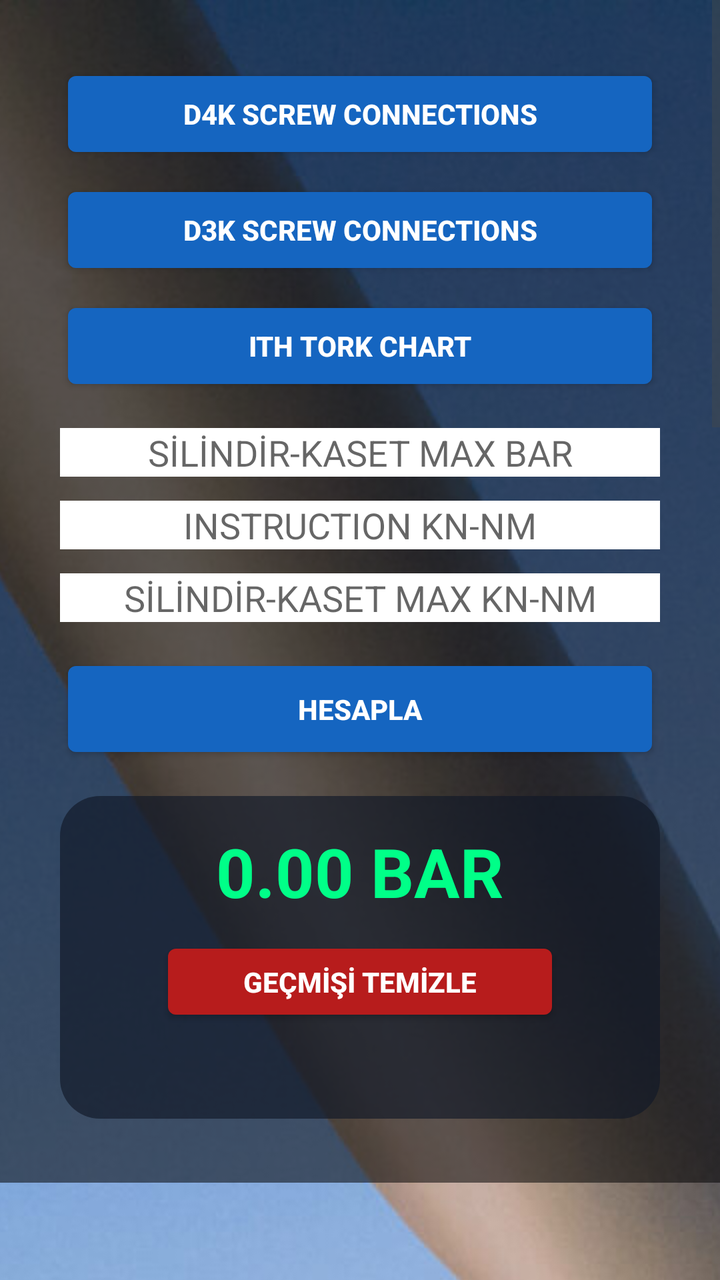
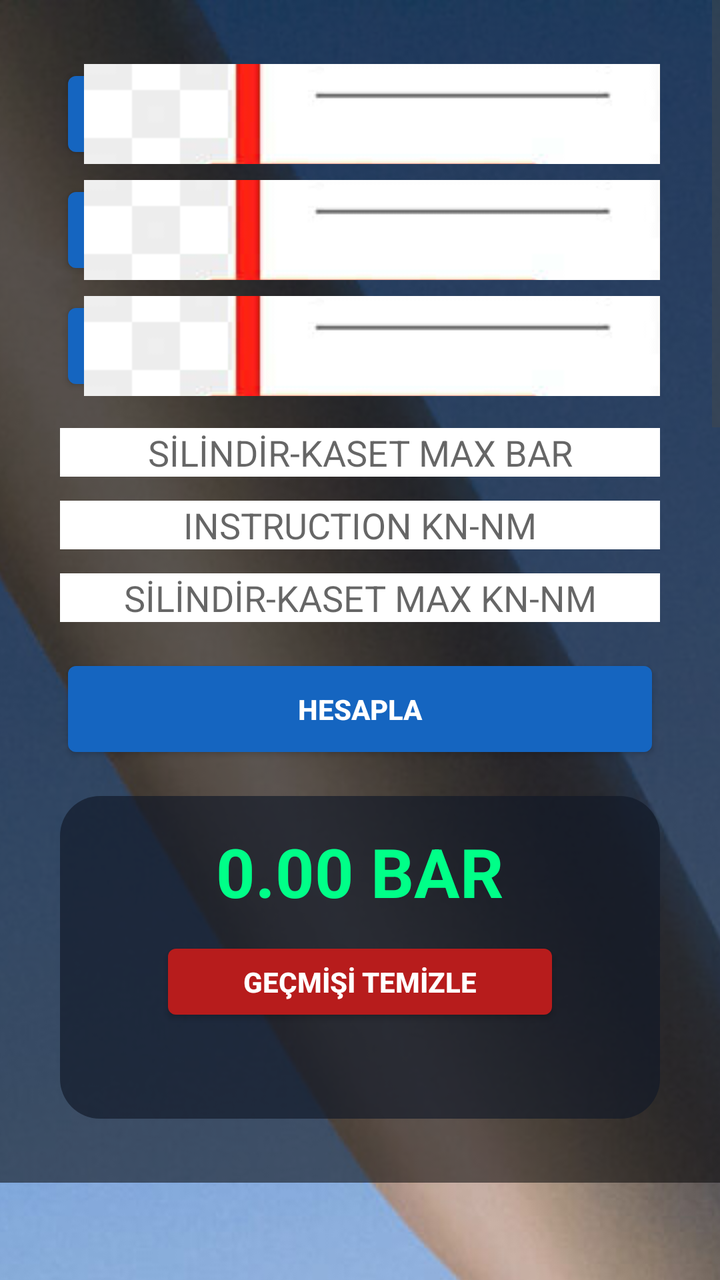

The first picture is an Android layout as it rendered before a commit; the second is the same layout after the commit. The layout source and the unified diff follow.
<!-- AndroidManifest.xml: application theme android:Theme.DeviceDefault.Light.NoActionBar -->
<!-- res/layout/activity_main.xml -->
<?xml version="1.0" encoding="utf-8"?>
<ScrollView
    xmlns:android="http://schemas.android.com/apk/res/android"
    android:layout_width="match_parent"
    android:layout_height="match_parent"
    android:fillViewport="true">

    <FrameLayout
        android:layout_width="match_parent"
        android:layout_height="wrap_content">

        <ImageView
            android:layout_width="match_parent"
            android:layout_height="match_parent"
            android:scaleType="centerCrop"
            android:src="@drawable/wind_turbine" />

        <LinearLayout
            android:layout_width="match_parent"
            android:layout_height="wrap_content"
            android:orientation="vertical"
            android:gravity="center"
            android:background="#88000000"
            android:padding="16dp">

            <LinearLayout
                android:layout_width="300dp"
                android:layout_height="wrap_content"
                android:orientation="vertical"
                android:layout_marginTop="16dp"
                android:layout_marginBottom="16dp">

                <Button
                    android:id="@+id/openD4K"
                    android:layout_width="match_parent"
                    android:layout_height="50dp"
                    android:text="D4K Screw Connections"
                    android:textStyle="bold"
                    android:textColor="#FFFFFF"
                    android:backgroundTint="#1565C0" />

                <Button
                    android:id="@+id/openD3K"
                    android:layout_width="match_parent"
                    android:layout_height="50dp"
                    android:layout_marginTop="8dp"
                    android:text="D3K Screw Connections"
                    android:textStyle="bold"
                    android:textColor="#FFFFFF"
                    android:backgroundTint="#1565C0" />

                <Button
                    android:id="@+id/openITH"
                    android:layout_width="match_parent"
                    android:layout_height="50dp"
                    android:layout_marginTop="8dp"
                    android:text="ITH Tork Chart"
                    android:textStyle="bold"
                    android:textColor="#FFFFFF"
                    android:backgroundTint="#1565C0" />

            </LinearLayout>

            <EditText
                android:id="@+id/maxBar"
                android:layout_width="300dp"
                android:layout_height="wrap_content"
                android:hint="SİLİNDİR-KASET MAX BAR"
                android:background="#FFFFFF"
                android:gravity="center"
                android:inputType="numberDecimal"
                android:imeOptions="actionNext" />

            <EditText
                android:id="@+id/instruction"
                android:layout_width="300dp"
                android:layout_height="wrap_content"
                android:layout_marginTop="12dp"
                android:hint="INSTRUCTION KN-NM"
                android:background="#FFFFFF"
                android:gravity="center"
                android:inputType="numberDecimal"
                android:imeOptions="actionNext" />

            <EditText
                android:id="@+id/maxKn"
                android:layout_width="300dp"
                android:layout_height="wrap_content"
                android:layout_marginTop="12dp"
                android:hint="SİLİNDİR-KASET MAX KN-NM"
                android:background="#FFFFFF"
                android:gravity="center"
                android:inputType="numberDecimal"
                android:imeOptions="actionDone" />

            <Button
                android:id="@+id/calculate"
                android:layout_width="300dp"
                android:layout_height="55dp"
                android:layout_marginTop="16dp"
                android:text="HESAPLA"
                android:textStyle="bold"
                android:textColor="#FFFFFF"
                android:backgroundTint="#1565C0" />

            <LinearLayout
                android:layout_width="300dp"
                android:layout_height="wrap_content"
                android:orientation="vertical"
                android:gravity="center"
                android:padding="15dp"
                android:layout_marginTop="16dp"
                android:layout_marginBottom="16dp"
                android:background="@drawable/header_card">

                <TextView
                    android:id="@+id/result"
                    android:layout_width="wrap_content"
                    android:layout_height="wrap_content"
                    android:text="0.00 BAR"
                    android:textColor="#00FF88"
                    android:textSize="34sp"
                    android:textStyle="bold" />

                <Button
                    android:id="@+id/clearHistory"
                    android:layout_width="200dp"
                    android:layout_height="45dp"
                    android:layout_marginTop="10dp"
                    android:text="GEÇMİŞİ TEMİZLE"
                    android:textStyle="bold"
                    android:textColor="#FFFFFF"
                    android:backgroundTint="#B71C1C" />

                <TextView
                    android:id="@+id/history"
                    android:layout_width="match_parent"
                    android:layout_height="wrap_content"
                    android:layout_marginTop="12dp"
                    android:text=""
                    android:textColor="#FFFFFF"
                    android:textSize="14sp"
                    android:gravity="center" />

            </LinearLayout>

        </LinearLayout>

    </FrameLayout>

</ScrollView>
<!-- resources referenced by this layout -->
<resources>
  <!-- drawable header_card (drawable) -->
  <?xml version="1.0" encoding="utf-8"?>
  <shape xmlns:android="http://schemas.android.com/apk/res/android">
  
      <solid android:color="#AA111827" />
  
      <corners
          android:radius="20dp" />
  
  </shape>
  <!-- drawable wind_turbine: jpg bitmap (drawable, 630288 bytes) -->
</resources>

<!-- the commit's change to res/layout/activity_main.xml (unified diff, before → after) -->
@@ -37,7 +37,9 @@
                     android:text="D4K Screw Connections"
                     android:textStyle="bold"
                     android:textColor="#FFFFFF"
-                    android:backgroundTint="#1565C0" />
+                    android:backgroundTint="#1565C0"
+                    android:drawableStart="@drawable/pdf_icon"
+                    android:drawablePadding="8dp" />
 
                 <Button
                     android:id="@+id/openD3K"
@@ -47,7 +49,9 @@
                     android:text="D3K Screw Connections"
                     android:textStyle="bold"
                     android:textColor="#FFFFFF"
-                    android:backgroundTint="#1565C0" />
+                    android:backgroundTint="#1565C0"
+                    android:drawableStart="@drawable/pdf_icon"
+                    android:drawablePadding="8dp" />
 
                 <Button
                     android:id="@+id/openITH"
@@ -57,7 +61,9 @@
                     android:text="ITH Tork Chart"
                     android:textStyle="bold"
                     android:textColor="#FFFFFF"
-                    android:backgroundTint="#1565C0" />
+                    android:backgroundTint="#1565C0"
+                    android:drawableStart="@drawable/pdf_icon"
+                    android:drawablePadding="8dp" />
 
             </LinearLayout>
 
<!-- resource entries referenced after the edit -->
@@ -10,6 +10,7 @@
           android:radius="20dp" />
   
   </shape>
+  <!-- drawable pdf_icon: png bitmap (drawable, 11587 bytes) -->
   <!-- drawable wind_turbine: jpg bitmap (drawable, 630288 bytes) -->
 </resources>
 
